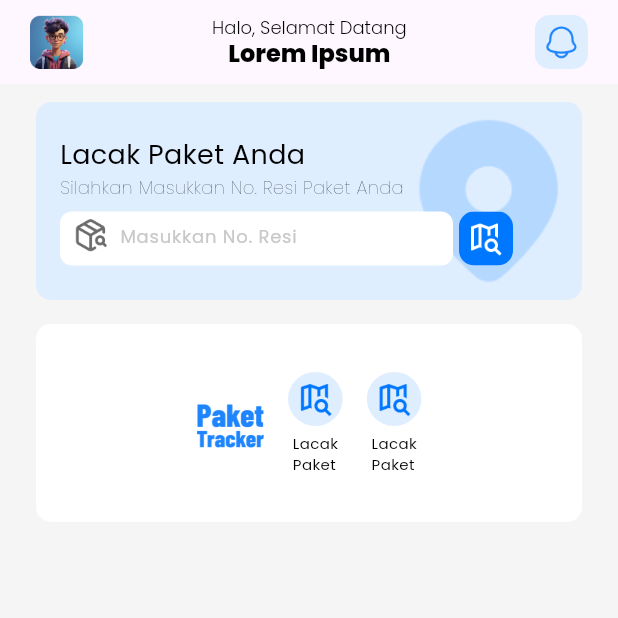
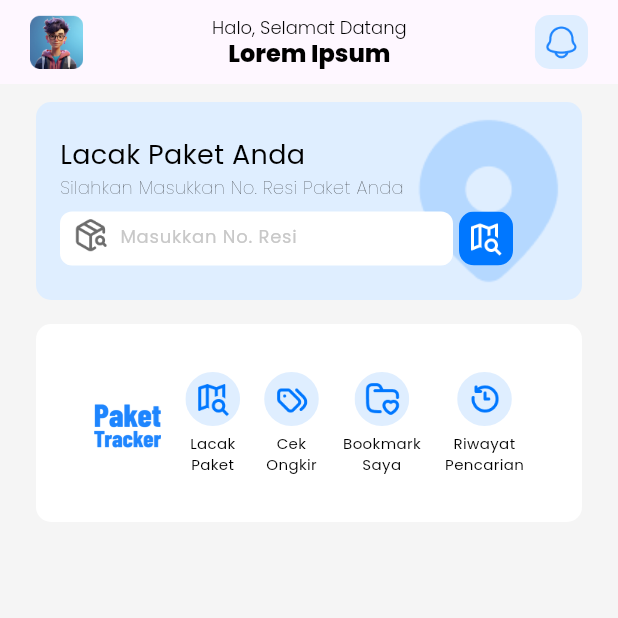
Before and after one commit to FarisAfra/Paket_Tracker, a Flutter app: the Homepage screen opened directly, on a phone screen of 412 x 824 dp, the top half of it. Run offline on Flutter 3.47's test engine with Material 3 defaults, Android fonts, the phone set to English and light mode, and no system bars; our stand-ins replace google_fonts.

Commit message:
Update: Add Feature App

```diff
--- a/lib/screens/homepage.dart
+++ b/lib/screens/homepage.dart
@@ -3,6 +3,7 @@ import 'package:paket_tracker_app/screens/widgets/buttons/icon_button.dart';
 import 'package:paket_tracker_app/screens/widgets/buttons/icon_text_button.dart';
 import 'package:paket_tracker_app/screens/widgets/colors.dart';
 import 'package:paket_tracker_app/screens/widgets/fonts.dart';
+import 'package:paket_tracker_app/screens/widgets/icons.dart';
 import 'package:paket_tracker_app/screens/widgets/inputs/textfields_icon.dart';
 import 'package:paket_tracker_app/screens/widgets/spacer.dart';
 
@@ -37,8 +38,7 @@ class _HomepageState extends State<Homepage> {
           ),
         ),
         actions: [
-          CustomIconButton(
-              icons: 'assets/icons/ic_notification_blue.png', handler: () {}),
+          CustomIconButton(icons: AppIcons.IcNotificationBlue, handler: () {}),
           SizedBox(width: 20)
         ],
       ),
@@ -67,7 +67,7 @@ Widget LacakPaket() {
         children: [
           Align(
             alignment: Alignment.centerRight,
-            child: Image.asset('assets/icons/ic_location_transparent.png'),
+            child: Image.asset(AppIcons.IcLocationTransparent),
           ),
           Align(
               alignment: Alignment.centerLeft,
@@ -87,7 +87,7 @@ Widget LacakPaket() {
                         CustomTextfieldsIcon(),
                         AppSpacer.HorizontalSpacerExtraSmall,
                         CustomIconButton(
-                          icons: 'assets/icons/ic_track_white.png',
+                          icons: AppIcons.IcTrackWhite,
                           bgColor: AppColors.BiruPrimary,
                           handler: () {},
                         )
@@ -118,13 +118,23 @@ Widget FeatureApp() {
               ),
               AppSpacer.HorizontalSpacerLarge,
               CustomIconTextButton(
-                  icons: 'assets/icons/ic_track_blue.png',
+                  icons: AppIcons.IcTrackBlue,
                   text: 'Lacak\nPaket',
                   handler: () {}),
               AppSpacer.HorizontalSpacerLarge,
               CustomIconTextButton(
-                  icons: 'assets/icons/ic_track_blue.png',
-                  text: 'Lacak\nPaket',
+                  icons: AppIcons.IcOngkirBlue,
+                  text: 'Cek\nOngkir',
+                  handler: () {}),
+              AppSpacer.HorizontalSpacerLarge,
+              CustomIconTextButton(
+                  icons: AppIcons.IcBookmarkBlue,
+                  text: 'Bookmark\nSaya',
+                  handler: () {}),
+              AppSpacer.HorizontalSpacerLarge,
+              CustomIconTextButton(
+                  icons: AppIcons.IcHistoryBlue,
+                  text: 'Riwayat\nPencarian',
                   handler: () {}),
             ]),
           ),
--- a/lib/screens/widgets/buttons/icon_text_button.dart
+++ b/lib/screens/widgets/buttons/icon_text_button.dart
@@ -31,6 +31,7 @@ class CustomIconTextButton extends StatelessWidget {
         Text(
           text,
           style: AppFonts.poppinsRegular(fontSize: 10),
+          textAlign: TextAlign.center,
         )
       ],
     );
--- a/lib/screens/widgets/icons.dart
+++ b/lib/screens/widgets/icons.dart
@@ -1,5 +1,31 @@
 import 'package:flutter/material.dart';
 
 class AppIcons {
+  static const String IcAboutBlack = 'assets/icons/ic_about_black.png';
+  static const String IcAddressBlack = 'assets/icons/ic_address_black.png';
+  static const String IcBookmarkBlack = 'assets/icons/ic_bookmark_black.png';
+  static const String IcEditBlack = 'assets/icons/ic_edit_black.png';
+  static const String IcHistoryBlack = 'assets/icons/ic_history_black.png';
+  static const String IcHomeBlack = 'assets/icons/ic_home_black.png';
+  static const String IcMoreBlack = 'assets/icons/ic_about_black.png';
+  static const String IcOngkirBlack = 'assets/icons/ic_about_black.png';
+  static const String IcShareBlack = 'assets/icons/ic_about_black.png';
+
+  static const String IcBookmarkBlue = 'assets/icons/ic_bookmark_blue.png';
+  static const String IcDeliveryBlue = 'assets/icons/ic_delivery_blue.png';
+  static const String IcEditBlue = 'assets/icons/ic_edit_blue.png';
+  static const String IcHelpBlue = 'assets/icons/ic_help_blue.png';
+  static const String IcHistoryBlue = 'assets/icons/ic_history_blue.png';
+  static const String IcNotificationBlue = 'assets/icons/ic_notification_blue.png';
+  static const String IcOngkirBlue = 'assets/icons/ic_ongkir_blue.png';
+  static const String IcPackageBlue = 'assets/icons/ic_package_blue.png';
   static const String IcTrackBlue = 'assets/icons/ic_track_blue.png';
+
+  static const String IclogoutWhite = 'assets/icons/ic_logout_white.png';
+  static const String IcScanWhite = 'assets/icons/ic_scan_white.png';
+  static const String IcTrackWhite = 'assets/icons/ic_track_white.png';
+
+  static const String IcPackageSearchGrey = 'assets/icons/ic_package_search_grey.png';
+
+  static const String IcLocationTransparent = 'assets/icons/ic_location_transparent.png';
 }
```
Also changed, not shown: assets/icons/ic_package_blue.png (renamed from assets/icons/ph_package_blue.png).
